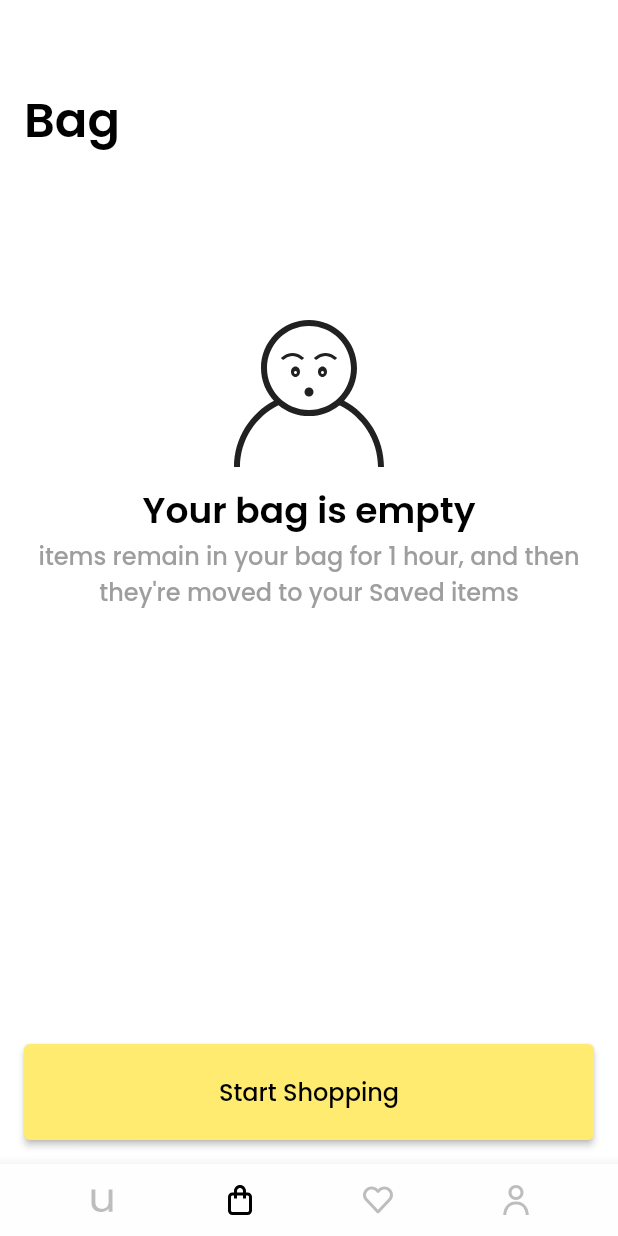
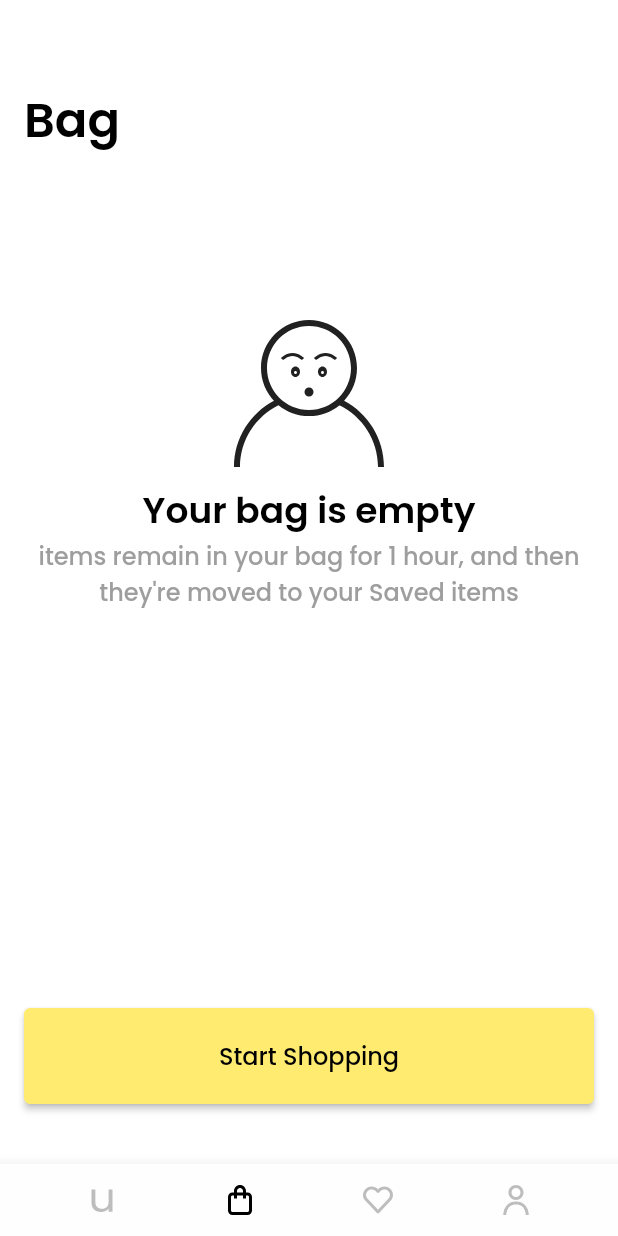
Before and after one commit to 0xsilver-bullet/silver_market, a Flutter app: the screen it shows after launch, swiped to page 2, on a phone screen of 412 x 824 dp. Run offline on Flutter 3.47's test engine with Material 2 defaults, Android fonts, the phone set to English and light mode, and no system bars; our stand-ins replace bloc, cached_network_image, dartx, equatable, flutter_bloc, flutter_svg and 1 more; network calls fail.

Commit message:
Bag Page UI implementation

```diff
--- a/lib/core/blocs/bag_bloc/bag_event.dart
+++ b/lib/core/blocs/bag_bloc/bag_event.dart
@@ -10,11 +10,13 @@ abstract class BagEvent extends Equatable {
 class AddProductToBagEvent extends BagEvent {
   const AddProductToBagEvent({
     required this.product,
+    required this.productColor,
   });
   final Product product;
+  final ProductColor productColor;
 
   @override
-  List<Object> get props => [product];
+  List<Object> get props => [product, productColor];
 }
 
 class IncProductCountEvent extends BagEvent {
@@ -37,6 +39,16 @@ class DecProductCountEvent extends BagEvent {
   List<Object> get props => [product];
 }
 
+class SetProductColor extends BagEvent {
+  const SetProductColor({required this.productId, required this.productColor});
+
+  final int productId;
+  final ProductColor productColor;
+
+  @override
+  List<Object> get props => [productId, productColor];
+}
+
 class RemoveFromBagEvent extends BagEvent {
   const RemoveFromBagEvent({
     required this.product,
--- a/lib/core/blocs/bag_bloc/bag_state.dart
+++ b/lib/core/blocs/bag_bloc/bag_state.dart
@@ -4,17 +4,43 @@ abstract class BagState extends Equatable {
   const BagState();
 
   @override
-  List<Object> get props => [];
+  List<Object?> get props => [];
 }
 
 class EmptyBag extends BagState {}
 
 /// indicates that user have items in his bag
 class HasOrder extends BagState {
-  const HasOrder(this.bag);
+  const HasOrder({
+    required this.bag,
+    required this.finalTotal,
+    this.promoCode,
+  });
 
   final Bag bag;
+  final PromoCode? promoCode;
+
+  /// Unlike bag total which is the total cost for all bag items including item count,
+  /// this total takes into consideration the promo code and this total is what user
+  /// is going to pay.
+  final double finalTotal;
+
+  HasOrder copyWith({
+    Bag? bag,
+    PromoCode? promoCode,
+    double? finalTotal,
+  }) {
+    return HasOrder(
+      bag: bag ?? this.bag,
+      promoCode: promoCode ?? this.promoCode,
+      finalTotal: finalTotal ?? this.finalTotal,
+    );
+  }
 
   @override
-  List<Object> get props => [bag];
+  List<Object?> get props => [
+        bag,
+        promoCode,
+        finalTotal,
+      ];
 }
--- a/lib/core/model/bag_item.dart
+++ b/lib/core/model/bag_item.dart
@@ -5,15 +5,21 @@ import 'package:silver_market/core/model/models.dart';
 class BagItem extends Equatable {
   const BagItem({
     required this.product,
+    required this.productColor,
     this.count = 1,
   });
 
   final Product product;
+  final ProductColor productColor;
   final int count;
 
-  BagItem copy({int? count}) {
+  BagItem copy({
+    int? count,
+    ProductColor? productColor,
+  }) {
     return BagItem(
       product: product,
+      productColor: productColor ?? this.productColor,
       count: count ?? this.count,
     );
   }
--- /dev/null
+++ b/lib/core/model/promo_code.dart
@@ -0,0 +1,28 @@
+import 'package:equatable/equatable.dart';
+
+class PromoCode extends Equatable {
+  const PromoCode({
+    required this.id,
+    this.percent,
+    this.descAmount,
+    this.maxDescAmount,
+  });
+
+  final int id;
+
+  /// if descount is for example 20%
+  final double? percent;
+
+  /// if descount by amount like 5$ no matter what is the total price
+  final double? descAmount;
+
+  final double? maxDescAmount;
+
+  @override
+  List<Object?> get props => [
+        id,
+        percent,
+        descAmount,
+        maxDescAmount,
+      ];
+}
--- a/lib/core/widget/app_button.dart
+++ b/lib/core/widget/app_button.dart
@@ -7,7 +7,7 @@ class AppButton extends StatelessWidget {
     Key? key,
     required this.actionText,
     this.icon,
-    required this.action,
+    this.action,
   }) : super(key: key);
 
   final String actionText;
--- a/lib/feature/home/page/bag_page.dart
+++ b/lib/feature/home/page/bag_page.dart
@@ -2,6 +2,8 @@ import 'package:flutter/material.dart';
 import 'package:flutter_bloc/flutter_bloc.dart';
 
 import 'package:silver_market/core/blocs/blocs.dart';
+import 'package:silver_market/core/widget/widgets.dart';
+import 'package:silver_market/feature/checkout/checkout_screen.dart';
 import '../widget/widgets.dart';
 
 class BagPage extends StatelessWidget {
@@ -16,6 +18,7 @@ class BagPage extends StatelessWidget {
   Widget build(BuildContext context) {
     return Padding(
       padding: const EdgeInsets.symmetric(horizontal: 16.0),
+      child: SingleChildScrollView(
         child: Column(
           crossAxisAlignment: CrossAxisAlignment.start,
           children: [
@@ -27,7 +30,9 @@ class BagPage extends StatelessWidget {
             BlocBuilder<BagBloc, BagState>(
               builder: (context, state) {
                 if (state is EmptyBag) {
-                return Expanded(
+                  return SizedBox(
+                    height: MediaQuery.of(context).size.height -
+                        192, // TODO: You migh need to change this because it will not look good on all screens I think
                     child: ScreenMessage(
                       title: 'Your bag is empty',
                       subTitle:
@@ -38,11 +43,11 @@ class BagPage extends StatelessWidget {
                   );
                 } else {
                   final bag = (state as HasOrder).bag;
-                return Expanded(
-                  child: Column(
+                  return Column(
+                    crossAxisAlignment: CrossAxisAlignment.start,
                     children: [
                       SizedBox(
-                        height: MediaQuery.of(context).size.height * 0.55,
+                        height: MediaQuery.of(context).size.height * 0.45,
                         child: ListView.builder(
                           padding: const EdgeInsets.only(top: 8),
                           itemCount: bag.bagItems.length,
@@ -55,19 +60,60 @@ class BagPage extends StatelessWidget {
                                 RemoveFromBagEvent(
                                     product: bag.bagItems[index].product),
                               ),
+                              actionWidget: BagItemCounter(
+                                count: bag.bagItems[index].count,
+                                onDec: () =>
+                                    BlocProvider.of<BagBloc>(context).add(
+                                  DecProductCountEvent(
+                                      product: bag.bagItems[index].product),
+                                ),
+                                onInc: () =>
+                                    BlocProvider.of<BagBloc>(context).add(
+                                  IncProductCountEvent(
+                                      product: bag.bagItems[index].product),
                                 ),
                               ),
                             ),
                           ),
-                      // Build the rest of the screen items like promo code...
+                        ),
+                      ),
+                      const SizedBox(height: 12.0),
+                      Text(
+                        'Promocode',
+                        style: Theme.of(context).textTheme.displaySmall,
+                      ),
+                      const DefaultInputField(hint: 'code'),
+                      const SizedBox(height: 24.0),
+                      BlocBuilder<BagBloc, BagState>(
+                        builder: (ctx, state) {
+                          if (state is EmptyBag) {
+                            return const CircularProgressIndicator();
+                          } else {
+                            final order = state as HasOrder;
+                            return BagInfo(
+                              bag: order.bag,
+                              finalTotal: order.finalTotal,
+                              descount: order.promoCode != null
+                                  ? order.bag.total - order.finalTotal
+                                  : null,
+                            );
+                          }
+                        },
+                      ),
+                      const SizedBox(height: 18.0),
+                      AppButton(
+                        actionText: 'Checkout',
+                        action: () =>
+                            Navigator.of(context).push(CheckoutScreen.route),
+                      ),
                     ],
-                  ),
                   );
                 }
               },
             ),
           ],
         ),
+      ),
     );
   }
 }
--- a/lib/feature/home/widget/product_card.dart
+++ b/lib/feature/home/widget/product_card.dart
@@ -63,7 +63,10 @@ class ProductCard extends StatelessWidget {
                 maxLines: 2,
                 overflow: TextOverflow.ellipsis,
               ),
-              if (actionWidget != null) actionWidget!
+              if (actionWidget != null) ...[
+                const SizedBox(height: 8.0),
+                actionWidget!
+              ]
             ],
           ),
         ),
--- a/lib/feature/home/widget/widgets.dart
+++ b/lib/feature/home/widget/widgets.dart
@@ -1,5 +1,5 @@
 export 'default_bottom_nav_bar.dart';
-export 'search_field.dart';
+export 'default_input_field.dart';
 export 'story_item.dart';
 export 'home_part_item.dart';
 export 'category_item.dart';
@@ -9,3 +9,5 @@ export 'category_products.dart';
 export 'product_item.dart';
 export 'screen_message.dart';
 export 'product_card.dart';
+export 'bag_item_counter.dart';
+export 'bag_info.dart';
```
Also changed, not shown: lib/core/blocs/bag_bloc/bag_bloc.dart (+71 -7 lines), lib/feature/checkout/checkout_screen.dart (added, +18 -0 lines), lib/feature/home/page/home_page.dart (+8 -1 lines), lib/feature/home/widget/bag_info.dart (added, +62 -0 lines), lib/feature/home/widget/bag_item_counter.dart (added, +52 -0 lines), lib/feature/home/widget/default_input_field.dart (renamed from lib/feature/home/widget/search_field.dart, +9 -7 lines), lib/feature/product_details/product_details_screen.dart (+16 -6 lines). Lines whose indentation alone changed are shown as unchanged.
